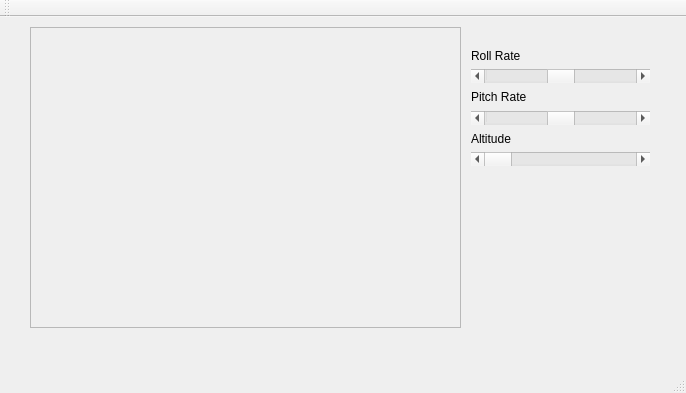
Before: the Qt Designer form gcs/AHPortExample/ui/ahportexample.ui in lijian8/ahns10, drawn with Qt 5.
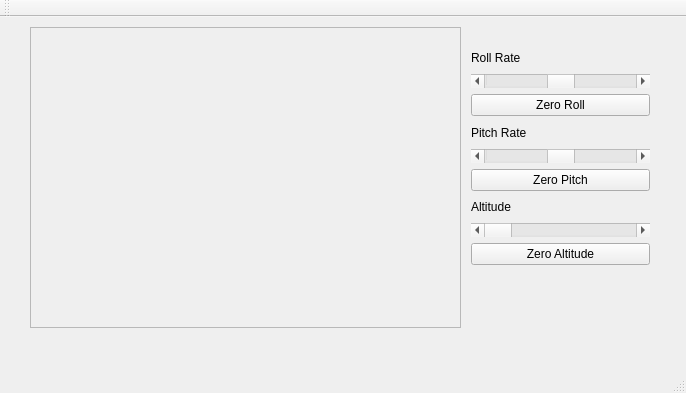
After: the same form once the commit is applied.

Commit message: HMI looking good , roll in degrees, pitch in radians, altState in cm

The edit to the form file:
```diff
--- a/gcs/AHPortExample/ui/ahportexample.ui
+++ b/gcs/AHPortExample/ui/ahportexample.ui
@@ -43,7 +43,7 @@
       <x>460</x>
       <y>20</y>
       <width>201</width>
-      <height>140</height>
+      <height>239</height>
      </rect>
     </property>
     <layout class="QVBoxLayout" name="verticalLayout">
@@ -57,16 +57,23 @@
      <item>
       <widget class="QScrollBar" name="horizontalScrollBar">
        <property name="minimum">
-        <number>-1000</number>
+        <number>-90</number>
        </property>
        <property name="maximum">
-        <number>1000</number>
+        <number>90</number>
        </property>
        <property name="orientation">
         <enum>Qt::Horizontal</enum>
        </property>
       </widget>
      </item>
+     <item>
+      <widget class="QPushButton" name="pbtnZRoll">
+       <property name="text">
+        <string>Zero Roll</string>
+       </property>
+      </widget>
+     </item>
      <item>
       <widget class="QLabel" name="label_2">
        <property name="text">
@@ -77,16 +84,23 @@
      <item>
       <widget class="QScrollBar" name="horizontalScrollBar_2">
        <property name="minimum">
-        <number>-1000</number>
+        <number>-90</number>
        </property>
        <property name="maximum">
-        <number>1000</number>
+        <number>90</number>
        </property>
        <property name="orientation">
         <enum>Qt::Horizontal</enum>
        </property>
       </widget>
      </item>
+     <item>
+      <widget class="QPushButton" name="pbtnZPitch">
+       <property name="text">
+        <string>Zero Pitch</string>
+       </property>
+      </widget>
+     </item>
      <item>
       <widget class="QLabel" name="label_4">
        <property name="text">
@@ -104,6 +118,13 @@
        </property>
       </widget>
      </item>
+     <item>
+      <widget class="QPushButton" name="ptnZAlt">
+       <property name="text">
+        <string>Zero Altitude</string>
+       </property>
+      </widget>
+     </item>
     </layout>
    </widget>
   </widget>
```
Left out of the diff: 59 changed lines with no effect on the pictures. The commit also changes 4 other files.
